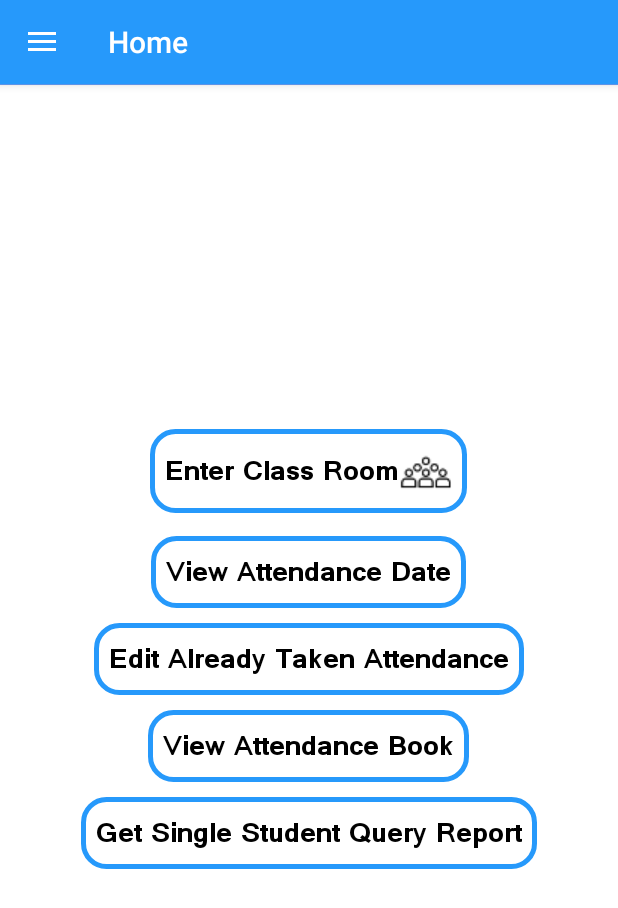
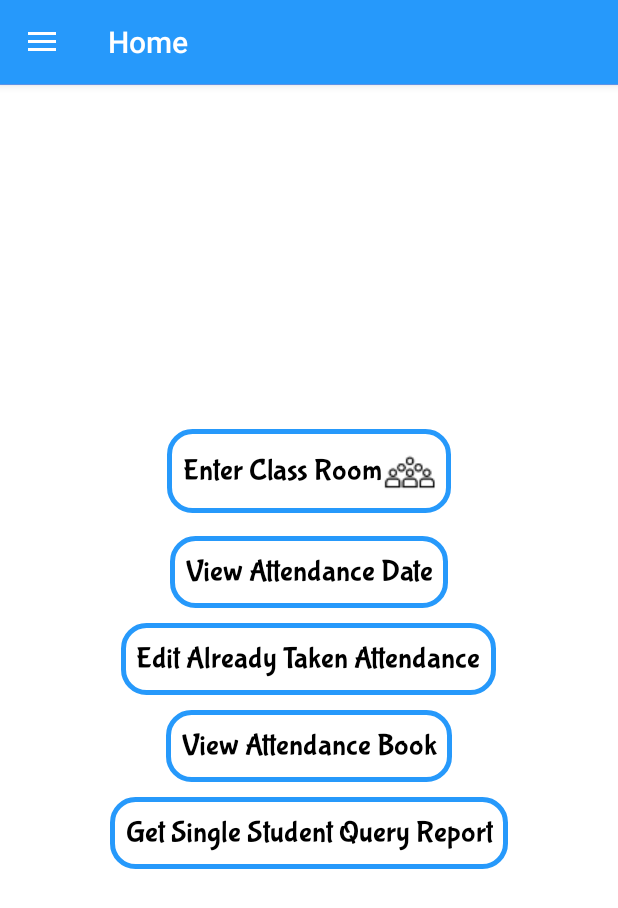
Before and after one commit to MBayazid/CPIK_Present_System, an Android app: the fragment TeachersFragment placed in its activity, on a phone screen of 412 x 824 dp. Shown: the top 908 px of the screen. Run offline under Robolectric (Android 15) with nearby library versions, the light colour scheme and no system bars; libraries missing offline, so code that uses them is left out: com.firebase.ui, com.mikhaellopez.circularimageview; pictures from the network do not load; 4 statements that could not run were skipped.

Commit message:
Student Panel new 2

```diff
--- a/app/src/main/res/layout/fragment_teahers_panel.xml
+++ b/app/src/main/res/layout/fragment_teahers_panel.xml
@@ -24,7 +24,6 @@
             android:id="@+id/rtake_attendance_button"
             android:layout_width="wrap_content"
             android:layout_height="wrap_content"
-            android:layout_alignParentRight="true"
             android:layout_margin="5dp"
             android:layout_marginTop="@dimen/dimen_5dp"
 
@@ -39,7 +38,7 @@
                 android:layout_height="wrap_content"
                 android:background="@drawable/outline_field"
                 android:drawableEnd="@drawable/ic_peole_group"
-                android:fontFamily="@font/vrindab"
+                android:fontFamily="@font/bubblegum_sans"
                 android:padding="10dp"
                 android:text="@string/take_attendance"
 
@@ -69,7 +68,7 @@
                 android:layout_width="wrap_content"
                 android:layout_height="wrap_content"
                 android:background="@drawable/outline_field"
-                android:fontFamily="@font/vrindab"
+                android:fontFamily="@font/bubblegum_sans"
                 android:padding="10dp"
 
                 android:text="View Attendance Date"
@@ -97,10 +96,10 @@
                 android:layout_height="wrap_content"
 
                 android:background="@drawable/outline_field"
-                android:fontFamily="@font/vrindab"
+                android:fontFamily="@font/bubblegum_sans"
 
                 android:padding="10dp"
-                android:text="Edit Already Taken Attendance"
+                android:text="@string/editalreadytakenattendance"
                 android:textAllCaps="false"
                 android:textColor="@color/button_text_color"
                 android:textSize="@dimen/dimen_20dp" />
@@ -123,9 +122,9 @@
                 android:layout_height="wrap_content"
 
                 android:background="@drawable/outline_field"
-                android:fontFamily="@font/vrindab"
+                android:fontFamily="@font/bubblegum_sans"
                 android:padding="10dp"
-                android:text="View Attendance Book"
+                android:text="@string/view_attendance_book"
                 android:textAllCaps="false"
                 android:textColor="@color/button_text_color"
 
@@ -151,9 +150,9 @@
             android:layout_height="wrap_content"
 
             android:background="@drawable/outline_field"
-            android:fontFamily="@font/vrindab"
+            android:fontFamily="@font/bubblegum_sans"
             android:padding="10dp"
-            android:text="Get Single Student Query Report"
+            android:text="@string/get_single_student_query_report"
             android:textAllCaps="false"
             android:textColor="@color/button_text_color"
 
--- a/app/src/main/res/values/dimens.xml
+++ b/app/src/main/res/values/dimens.xml
@@ -1,15 +1,14 @@
 <resources>
 
     <dimen name="toolbar_profile_width">95dp</dimen>
-    <dimen name="dimen_20dp">20dp</dimen>
-    <dimen name="dimen_10dp">10dp</dimen>
-    <dimen name="dimen_15dp">15dp</dimen>
+
+
     <dimen name="activity_padding">16dp</dimen>
     <dimen name="profile_title">23dp</dimen>
     <dimen name="profile_desc">13dp</dimen>
     <dimen name="meta_count">20dp</dimen>
     <dimen name="meta_label">12dp</dimen>
-    <dimen name="dimen_40dp">40dp</dimen>
+
     <dimen name="ic_plus_width">30dp</dimen>
 
     <dimen name="activity_horizontal_margin">16dp</dimen>
@@ -21,8 +20,19 @@
     <dimen name="circleImg">10</dimen>
     <dimen name="nav_header_vertical_spacing">8dp</dimen>
     <dimen name="nav_header_height">176dp</dimen>
+
     <dimen name="dimen_5dp">5dp</dimen>
+    <dimen name="dimen_10dp">10dp</dimen>
+    <dimen name="dimen_15dp">15dp</dimen>
+    <dimen name="dimen_20dp">20dp</dimen>
     <dimen name="dimen_25dp">25dp</dimen>
+    <dimen name="dimen_30dp">30dp</dimen>
+    <dimen name="dimen_35dp">35dp</dimen>
+    <dimen name="dimen_40dp">40dp</dimen>
+    <dimen name="dimen_45dp">45dp</dimen>
     <dimen name="dimen_50dp">50dp</dimen>
 
+
+
+
 </resources>
--- a/app/src/main/res/values/strings.xml
+++ b/app/src/main/res/values/strings.xml
@@ -54,6 +54,9 @@
     <string name="menu_profile">Profile</string>
     <string name="take_attendance">Enter Class Room</string>
     <string name="menu_exit">Exit</string>
+    <string name="editalreadytakenattendance">Edit Already Taken Attendance</string>
+    <string name="view_attendance_book">View Attendance Book</string>
+    <string name="get_single_student_query_report">Get Single Student Query Report</string>
 
 
 </resources>
```
